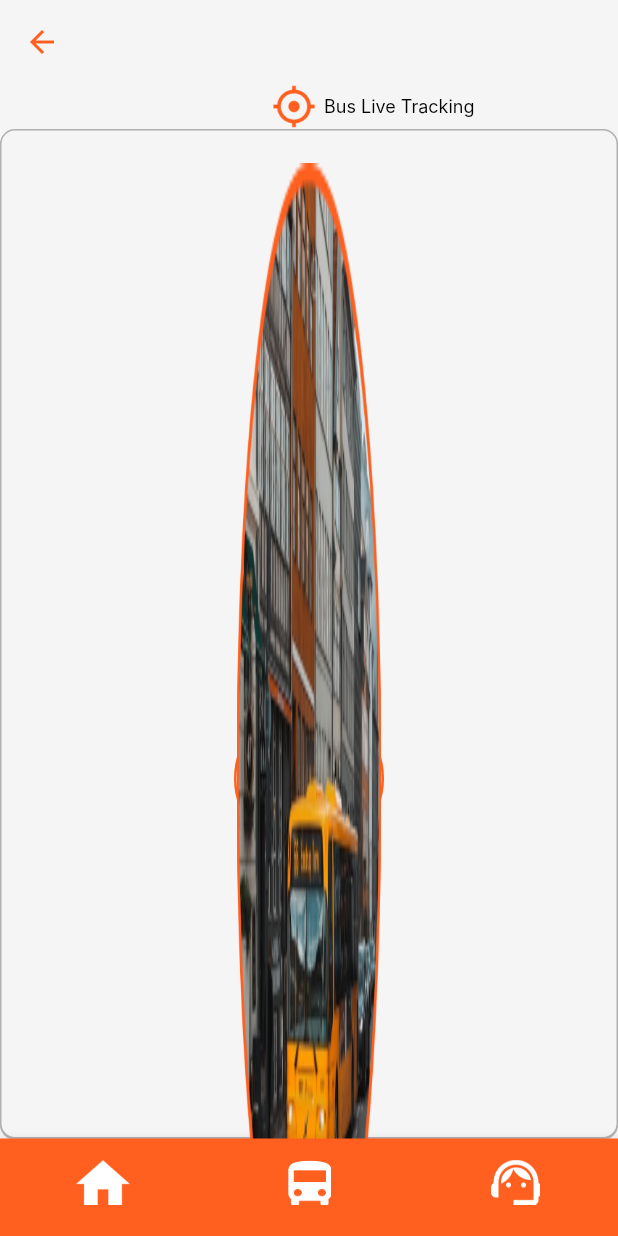
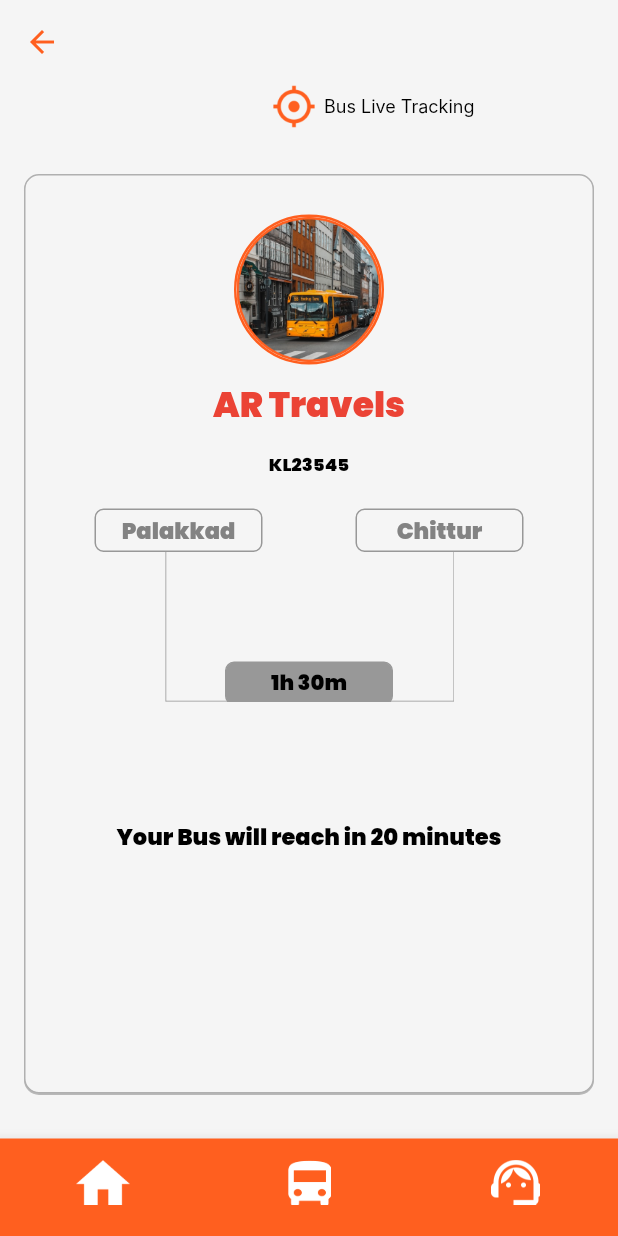
Before and after one commit to AbithaVishnu/Bustracking-User, a Flutter app: the AllDetails screen opened by its route, on a phone screen of 412 x 824 dp. Run offline on Flutter 3.47's test engine with Material 2 defaults, Android fonts, the phone set to English and light mode, and no system bars; our stand-ins replace get, hexcolor; Roboto replaces fonts that are missing (Inter).

Commit message:
all details

```diff
--- a/lib/View/All Details/All detailsa.dart
+++ b/lib/View/All Details/All detailsa.dart
@@ -54,10 +54,9 @@ class AllDetails extends StatelessWidget {
               ),
             ),
             Expanded(
-              flex: 1,
               child: Container(
                 height: MediaQuery.of(context).size.height,
-
+                margin: EdgeInsets.symmetric(horizontal: 16, vertical: 30),
                 decoration: BoxDecoration(
                   color: HexColor("#F5F5F5"),
                   border: Border.all(color: Color(0xFFB0B0B0), width: 1),
@@ -76,10 +75,10 @@ class AllDetails extends StatelessWidget {
                     Align(
                       alignment: Alignment.topCenter,
                       child: Padding(
-                        padding: const EdgeInsets.only(top: 20.0),
+                        padding: const EdgeInsets.only(top: 26.0),
                         child: Container(
                           width: 100,
-                          height: MediaQuery.of(context).size.height,
+                          height: 100,
                           decoration: BoxDecoration(
                             shape: BoxShape.circle,
                             border: Border.all(
@@ -117,8 +116,7 @@ class AllDetails extends StatelessWidget {
                       ),
                     ),
                     SizedBox(height: 20),
-                    Container(
-                      child: Column(
+                    Column(
                       children: [
                         Row(
                           mainAxisAlignment: MainAxisAlignment.spaceEvenly,
@@ -183,7 +181,7 @@ class AllDetails extends StatelessWidget {
                               height: 100,
                             ),
                             Positioned(
-                                bottom: 0,
+                              bottom: -2,
                               child: Container(
                                 width: 112,
                                 height: 29,
@@ -209,9 +207,8 @@ class AllDetails extends StatelessWidget {
                         ),
                       ],
                     ),
-                    ),
                     SizedBox(
-                      height: 20,
+                      height: 78,
                     ),
                     Row(
                       mainAxisAlignment: MainAxisAlignment.center,
```
Lines whose indentation alone changed are shown as unchanged.
